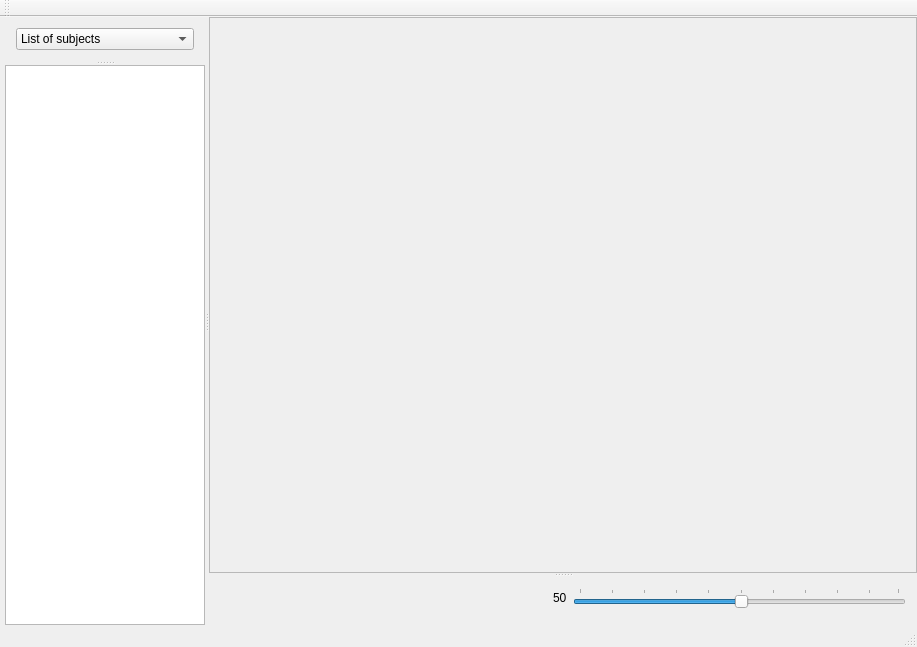
Above: mainwindow.ui from KroshkinaAlena/MCT before the change. Below: the same form after it.
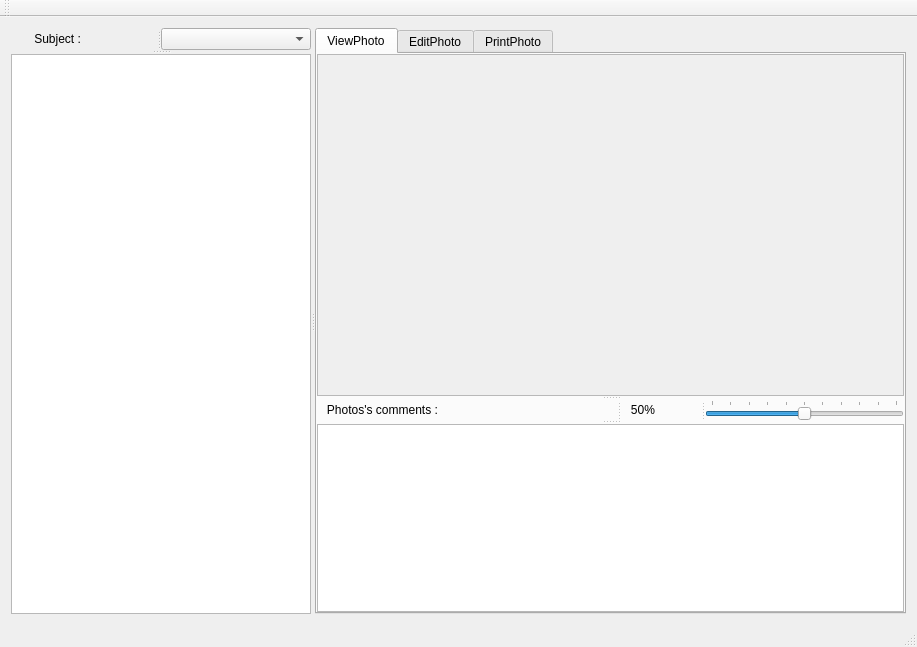
That is the form after the change.

Patch:
```diff
--- a/mainwindow.ui
+++ b/mainwindow.ui
@@ -117,34 +117,29 @@
      </disabled>
     </palette>
    </property>
-   <layout class="QHBoxLayout" name="horizontalLayout_3">
-    <property name="spacing">
-     <number>0</number>
-    </property>
-    <property name="leftMargin">
-     <number>5</number>
-    </property>
-    <property name="topMargin">
-     <number>0</number>
-    </property>
-    <property name="rightMargin">
-     <number>0</number>
-    </property>
-    <property name="bottomMargin">
-     <number>0</number>
-    </property>
+   <layout class="QVBoxLayout" name="verticalLayout_2">
     <item>
+     <widget class="QSplitter" name="splitter_7">
+      <property name="orientation">
+       <enum>Qt::Horizontal</enum>
+      </property>
+      <widget class="QSplitter" name="splitter_4">
+       <property name="orientation">
+        <enum>Qt::Vertical</enum>
+       </property>
      <widget class="QSplitter" name="splitter_3">
       <property name="orientation">
        <enum>Qt::Horizontal</enum>
       </property>
+        <widget class="QLabel" name="label_2">
+         <property name="text">
+          <string>       Subject :</string>
+         </property>
+        </widget>
       <widget class="QSplitter" name="splitter_2">
        <property name="orientation">
-        <enum>Qt::Vertical</enum>
-       </property>
-       <widget class="QWidget" name="">
-        <layout class="QHBoxLayout" name="horizontalLayout_2">
-         <item>
+          <enum>Qt::Horizontal</enum>
+         </property>
           <widget class="QComboBox" name="SubjectsList">
            <property name="sizePolicy">
             <sizepolicy hsizetype="Ignored" vsizetype="Fixed">
@@ -152,62 +147,74 @@
              <verstretch>0</verstretch>
             </sizepolicy>
            </property>
-           <item>
-            <property name="text">
-             <string>List of subjects</string>
-            </property>
-           </item>
-           <item>
-            <property name="text">
-             <string>математика</string>
-            </property>
-           </item>
-           <item>
-            <property name="text">
-             <string>английский</string>
-            </property>
-           </item>
-           <item>
-            <property name="text">
-             <string>русский язык</string>
-            </property>
-           </item>
-          </widget>
-         </item>
-         <item>
-          <spacer name="horizontalSpacer_2">
-           <property name="orientation">
-            <enum>Qt::Horizontal</enum>
-           </property>
-           <property name="sizeType">
-            <enum>QSizePolicy::Expanding</enum>
-           </property>
-           <property name="sizeHint" stdset="0">
-            <size>
-             <width>0</width>
-             <height>20</height>
-            </size>
-           </property>
-          </spacer>
-         </item>
-        </layout>
+         </widget>
+        </widget>
        </widget>
        <widget class="QListWidget" name="listWidget">
         <property name="sizePolicy">
          <sizepolicy hsizetype="Ignored" vsizetype="Expanding">
           <horstretch>0</horstretch>
-          <verstretch>7</verstretch>
+          <verstretch>1</verstretch>
          </sizepolicy>
         </property>
         <property name="maximumSize">
          <size>
-          <width>200</width>
+          <width>300</width>
           <height>16777215</height>
          </size>
         </property>
+        <property name="sizeAdjustPolicy">
+         <enum>QAbstractScrollArea::AdjustIgnored</enum>
+        </property>
+        <property name="verticalScrollMode">
+         <enum>QAbstractItemView::ScrollPerPixel</enum>
+        </property>
+        <property name="horizontalScrollMode">
+         <enum>QAbstractItemView::ScrollPerPixel</enum>
+        </property>
+        <property name="isWrapping" stdset="0">
+         <bool>false</bool>
+        </property>
+        <property name="resizeMode">
+         <enum>QListView::Adjust</enum>
+        </property>
+        <property name="layoutMode">
+         <enum>QListView::Batched</enum>
+        </property>
+        <property name="spacing">
+         <number>5</number>
+        </property>
+        <property name="viewMode">
+         <enum>QListView::ListMode</enum>
+        </property>
        </widget>
       </widget>
-      <widget class="QSplitter" name="splitter">
+      <widget class="QTabWidget" name="tabWidget">
+       <property name="currentIndex">
+        <number>0</number>
+       </property>
+       <widget class="QWidget" name="tab">
+        <attribute name="title">
+         <string>ViewPhoto</string>
+        </attribute>
+        <layout class="QHBoxLayout" name="horizontalLayout_2">
+         <property name="spacing">
+          <number>0</number>
+         </property>
+         <property name="leftMargin">
+          <number>0</number>
+         </property>
+         <property name="topMargin">
+          <number>0</number>
+         </property>
+         <property name="rightMargin">
+          <number>0</number>
+         </property>
+         <property name="bottomMargin">
+          <number>0</number>
+         </property>
+         <item>
+          <widget class="QSplitter" name="splitter_21">
        <property name="orientation">
         <enum>Qt::Vertical</enum>
        </property>
@@ -232,54 +239,57 @@
           <rect>
            <x>0</x>
            <y>0</y>
-           <width>705</width>
-           <height>553</height>
-          </rect>
-         </property>
-         <layout class="QGridLayout" name="gridLayout_2">
-          <property name="leftMargin">
-           <number>10</number>
-          </property>
-          <property name="topMargin">
-           <number>10</number>
-          </property>
-          <property name="rightMargin">
-           <number>10</number>
-          </property>
-          <property name="bottomMargin">
-           <number>10</number>
-          </property>
-          <property name="spacing">
-           <number>0</number>
-          </property>
-         </layout>
-        </widget>
-       </widget>
-       <widget class="QWidget" name="">
+               <width>586</width>
+               <height>327</height>
+              </rect>
+             </property>
         <layout class="QVBoxLayout" name="verticalLayout">
-         <item>
-          <layout class="QHBoxLayout" name="horizontalLayout">
-           <item>
-            <spacer name="horizontalSpacer">
+              <property name="spacing">
+               <number>10</number>
+              </property>
+              <property name="leftMargin">
+               <number>0</number>
+              </property>
+              <property name="topMargin">
+               <number>0</number>
+              </property>
+              <property name="rightMargin">
+               <number>0</number>
+              </property>
+              <property name="bottomMargin">
+               <number>0</number>
+              </property>
+             </layout>
+            </widget>
+           </widget>
+           <widget class="QSplitter" name="splitter_11">
              <property name="orientation">
+             <enum>Qt::Vertical</enum>
+            </property>
+            <widget class="QSplitter" name="splitter_8">
+             <property name="orientation">
               <enum>Qt::Horizontal</enum>
              </property>
-             <property name="sizeHint" stdset="0">
-              <size>
-               <width>40</width>
-               <height>20</height>
-              </size>
-             </property>
-            </spacer>
-           </item>
-           <item>
+             <widget class="QLabel" name="label_3">
+              <property name="sizePolicy">
+               <sizepolicy hsizetype="Preferred" vsizetype="Fixed">
+                <horstretch>0</horstretch>
+                <verstretch>0</verstretch>
+               </sizepolicy>
+              </property>
+              <property name="text">
+               <string>   Photos's comments : </string>
+              </property>
+             </widget>
+             <widget class="QSplitter" name="splitter">
+              <property name="orientation">
+               <enum>Qt::Horizontal</enum>
+              </property>
             <widget class="QLabel" name="label">
              <property name="text">
-              <string>50</string>
-             </property>
-            </widget>
-           </item>
-           <item>
+                <string>   50%</string>
+               </property>
+              </widget>
             <widget class="QSlider" name="horizontalSlider">
              <property name="sizePolicy">
               <sizepolicy hsizetype="Expanding" vsizetype="Fixed">
@@ -287,6 +297,12 @@
                <verstretch>1</verstretch>
               </sizepolicy>
              </property>
+               <property name="maximum">
+                <number>100</number>
+               </property>
+               <property name="pageStep">
+                <number>1</number>
+               </property>
              <property name="sliderPosition">
               <number>50</number>
              </property>
@@ -303,31 +319,33 @@
               <number>10</number>
              </property>
             </widget>
-           </item>
-          </layout>
-         </item>
-         <item>
-          <widget class="QTextEdit" name="textEdit">
+             </widget>
+            </widget>
+            <widget class="QTextBrowser" name="textBrowser">
            <property name="sizePolicy">
-            <sizepolicy hsizetype="Preferred" vsizetype="Ignored">
-             <horstretch>7</horstretch>
-             <verstretch>3</verstretch>
-            </sizepolicy>
-           </property>
-           <property name="html">
-            <string>&lt;!DOCTYPE HTML PUBLIC &quot;-//W3C//DTD HTML 4.0//EN&quot; &quot;http://www.w3.org/TR/REC-html40/strict.dtd&quot;&gt;
-&lt;html&gt;&lt;head&gt;&lt;meta name=&quot;qrichtext&quot; content=&quot;1&quot; /&gt;&lt;style type=&quot;text/css&quot;&gt;
-p, li { white-space: pre-wrap; }
-&lt;/style&gt;&lt;/head&gt;&lt;body style=&quot; font-family:'MS Shell Dlg 2'; font-size:8.25pt; font-weight:400; font-style:normal;&quot;&gt;
-&lt;p style=&quot; margin-top:0px; margin-bottom:0px; margin-left:0px; margin-right:0px; -qt-block-indent:0; text-indent:0px;&quot;&gt;&lt;span style=&quot; font-size:8pt; font-weight:600;&quot;&gt;Some text comments:&lt;/span&gt;&lt;/p&gt;
-&lt;p style=&quot;-qt-paragraph-type:empty; margin-top:0px; margin-bottom:0px; margin-left:0px; margin-right:0px; -qt-block-indent:0; text-indent:0px; font-size:8pt; font-weight:600;&quot;&gt;&lt;br /&gt;&lt;/p&gt;&lt;/body&gt;&lt;/html&gt;</string>
-           </property>
-          </widget>
+              <sizepolicy hsizetype="Expanding" vsizetype="Ignored">
+               <horstretch>0</horstretch>
+               <verstretch>0</verstretch>
+              </sizepolicy>
+             </property>
+            </widget>
+           </widget>
+          </widget>
          </item>
         </layout>
        </widget>
-      </widget>
-     </widget>
+       <widget class="QWidget" name="tab_2">
+        <attribute name="title">
+         <string>EditPhoto</string>
+        </attribute>
+       </widget>
+       <widget class="QWidget" name="tab_11">
+        <attribute name="title">
+         <string>PrintPhoto</string>
+        </attribute>
+       </widget>
+      </widget>
+     </widget>
     </item>
    </layout>
    <zorder>splitter_2</zorder>
```
Left out of the diff: 25 changed lines with no effect on the pictures. Lines whose indentation alone changed are shown as unchanged.
